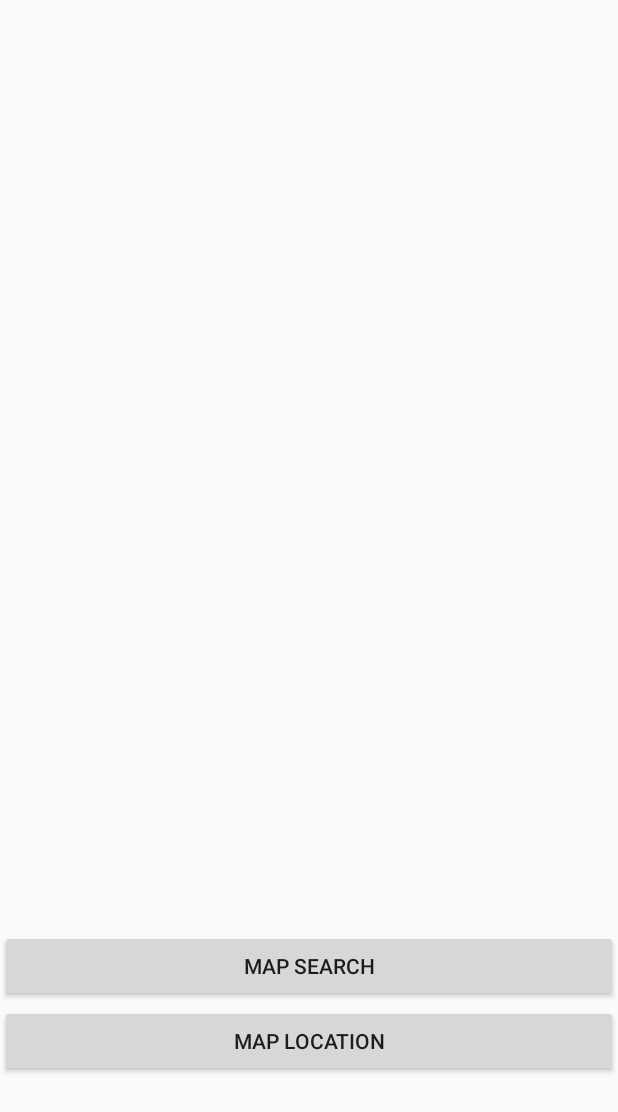
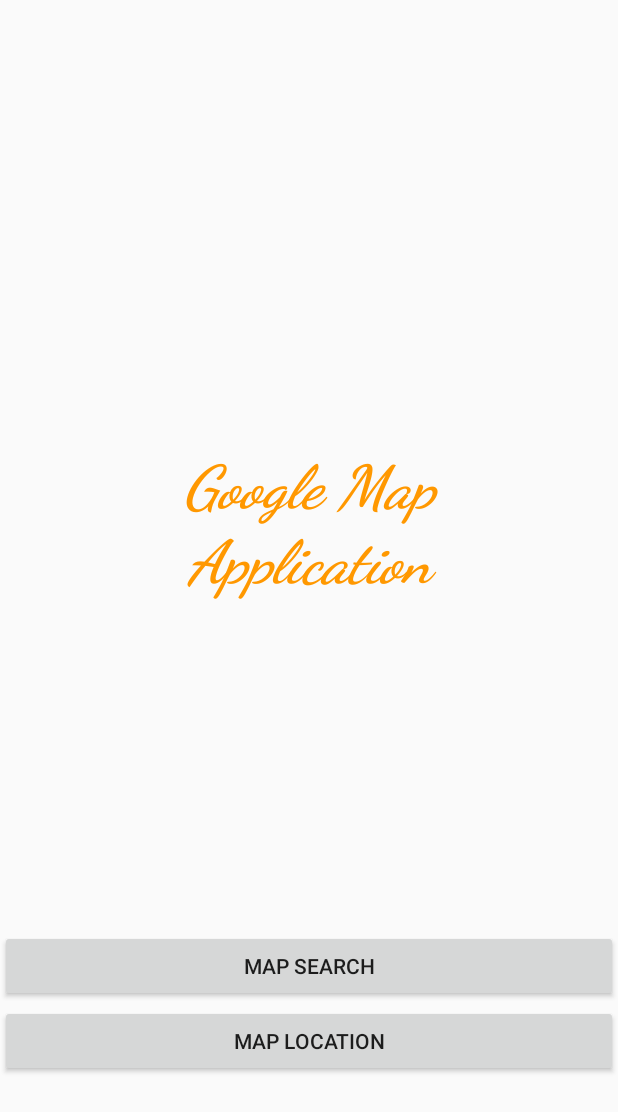
Before and after one commit to Clearlove78/Non-TrivialAPI, an Android app: the screen it shows after launch (MainActivities), on a phone screen of 412 x 824 dp. Shown: the top 1112 px of the screen. Run offline under Robolectric (Android 15) with nearby library versions, the phone set to English and light mode, and no system bars.

Commit message:
sixth commit:fix bug and add comment to the code

```diff
--- a/app/src/main/java/com/example/non_trivialapi/MainActivities.java
+++ b/app/src/main/java/com/example/non_trivialapi/MainActivities.java
@@ -10,6 +10,7 @@ public class MainActivities extends Activity {
 	private Button start_btn;
 	private Button start_btn1;
 	@Override
+	// main interface with two button
 	protected void onCreate(Bundle savedInstanceState) {
 		super.onCreate(savedInstanceState);
 		setContentView(R.layout.activity_mains);
--- a/app/src/main/java/com/example/non_trivialapi/MainActivity.java
+++ b/app/src/main/java/com/example/non_trivialapi/MainActivity.java
@@ -34,29 +34,28 @@ public class MainActivity extends FragmentActivity implements OnMapReadyCallback
                 .findFragmentById(R.id.map);
         mapFragment.getMapAsync(this);
     }
-
+    //search palce function
     public void onMapSearch(View view) {
         EditText locationSearch = (EditText) findViewById(R.id.editText);
         String location = locationSearch.getText().toString();
+        Geocoder geocoder = new Geocoder(MainActivity.this);
+        //get text value
         List<Address> addressList = new ArrayList<>();
-
-        if (location != null || !location.equals("")) {
-            Geocoder geocoder = new Geocoder(this);
         try {
+            //search place
             addressList = geocoder.getFromLocationName(location, 1);
-
         } catch (IOException e) {
             e.printStackTrace();
         }
         if(addressList.size() > 0) {
+            //get address and mark in map
             Address address = addressList.get(0);
             LatLng latLng = new LatLng(address.getLatitude(), address.getLongitude());
             mMap.addMarker(new MarkerOptions().position(latLng).title(address.getAddressLine(0)));
             mMap.animateCamera(CameraUpdateFactory.newLatLngZoom(latLng,13));
         }
     }
-    }
-
+    //set mark in the map
     @Override
     public void onMapReady(GoogleMap googleMap) {
         mMap = googleMap;
--- a/app/src/main/res/layout/activity_mains.xml
+++ b/app/src/main/res/layout/activity_mains.xml
@@ -2,6 +2,31 @@
 <RelativeLayout xmlns:android="http://schemas.android.com/apk/res/android"
     android:layout_width="match_parent"
     android:layout_height="match_parent">
+
+    <TextView
+        android:id="@+id/text1"
+        android:layout_width="match_parent"
+        android:layout_height="wrap_content"
+        android:layout_marginTop="300dp"
+        android:fontFamily="cursive"
+        android:text="Google Map"
+        android:textAlignment="center"
+        android:textColor="#FF9800"
+        android:textSize="40sp"
+        android:textStyle="bold|italic" />
+
+    <TextView
+        android:id="@+id/text2"
+        android:layout_width="match_parent"
+        android:layout_height="wrap_content"
+        android:layout_marginTop="350dp"
+        android:fontFamily="cursive"
+        android:text="Application"
+        android:textAlignment="center"
+        android:textColor="#FF9800"
+        android:textSize="40sp"
+        android:textStyle="bold|italic" />
+
     <Button
         android:id="@+id/start_btn"
         android:layout_width="match_parent"
```
Also changed, not shown: app/src/main/java/com/example/non_trivialapi/MapsActivity.java (+2 -7 lines). Lines whose indentation alone changed are shown as unchanged.
